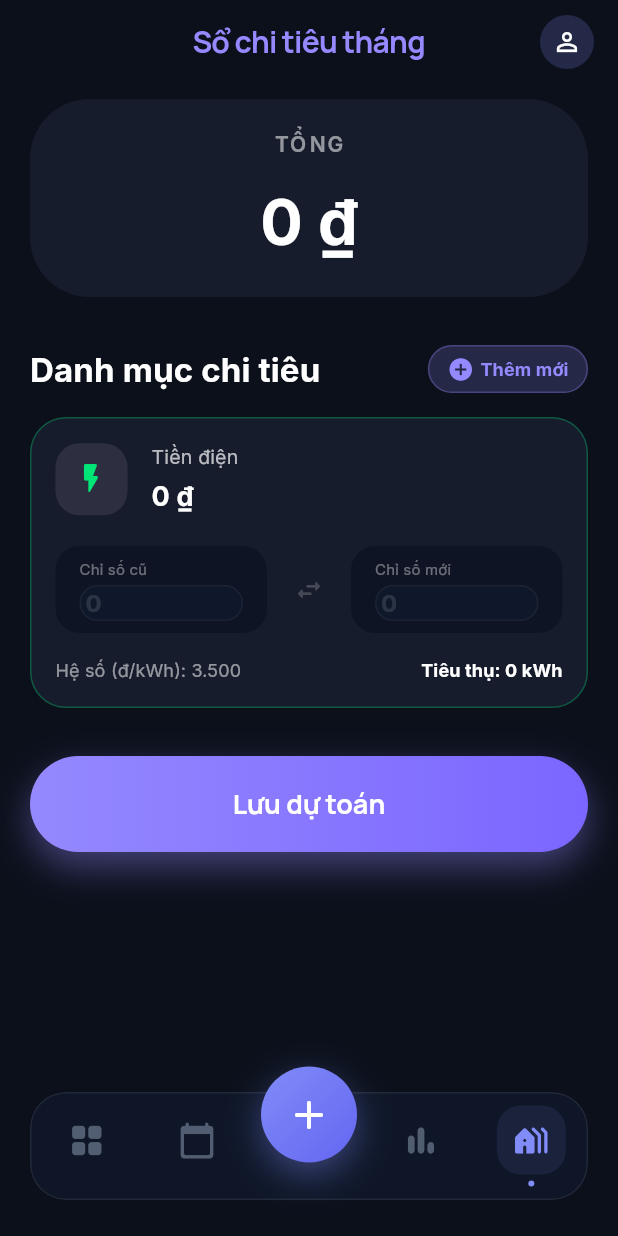
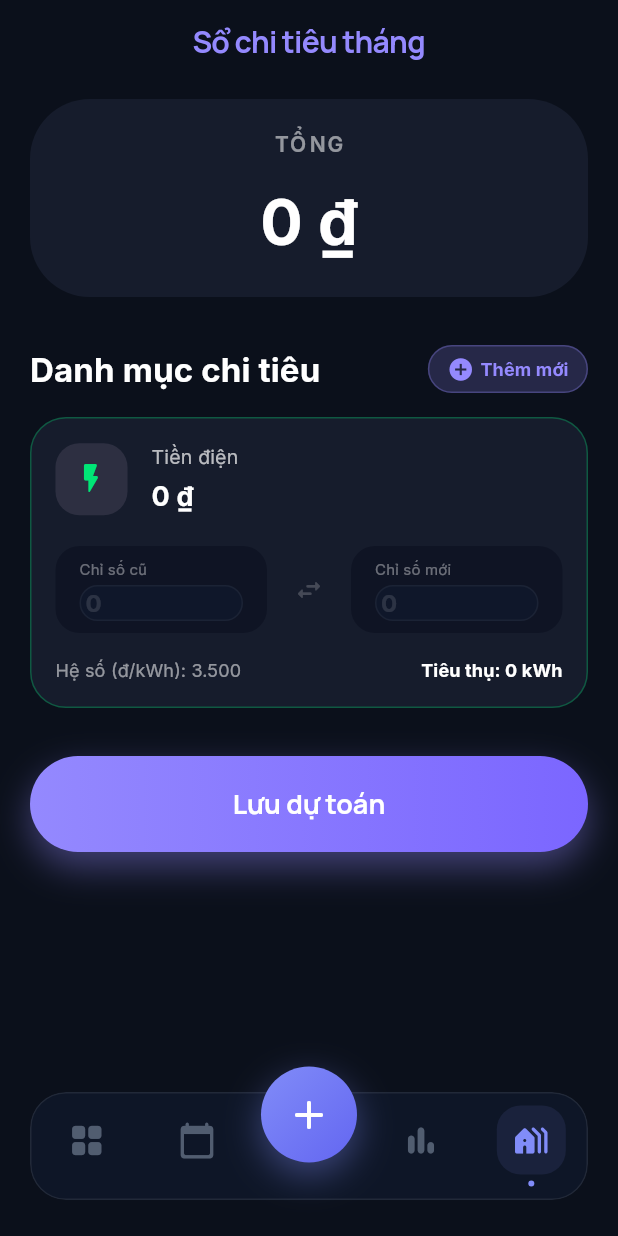
Before and after one commit to trieu-dev/beavor, a Flutter app: the screen it shows after launch, item 4 of the bottom bar chosen, on a phone screen of 412 x 824 dp. Run offline on Flutter 3.47's test engine with Material 3 defaults, Android fonts, the phone set to English and light mode, and no system bars; our stand-ins replace fl_chart, flutter_dotenv, get, google_fonts, supabase_flutter, table_calendar; accounts and stored records are empty; network calls fail.

Commit message:
refactor: clean up LivingExpensesScreen UI and remove unused import

```diff
--- a/lib/screens/living/living_expenses_screen.dart
+++ b/lib/screens/living/living_expenses_screen.dart
@@ -2,7 +2,6 @@ import 'package:flutter/material.dart';
 import 'package:get/get.dart';
 import 'package:intl/intl.dart';
 import '../../controllers/living_expense_controller.dart';
-import '../../core/theme/app_colors.dart';
 
 class LivingExpensesScreen extends GetView<LivingExpenseController> {
   const LivingExpensesScreen({super.key});
@@ -53,20 +52,6 @@ class LivingExpensesScreen extends GetView<LivingExpenseController> {
           fontSize: 20,
         ),
       ),
-      actions: [
-        Padding(
-          padding: const EdgeInsets.only(right: 16),
-          child: CircleAvatar(
-            radius: 18,
-            backgroundColor: AppColors.primary.withValues(alpha: 0.2),
-            child: const Icon(
-              Icons.person_outline,
-              color: Colors.white,
-              size: 20,
-            ),
-          ),
-        ),
-      ],
     );
   }
 
```
